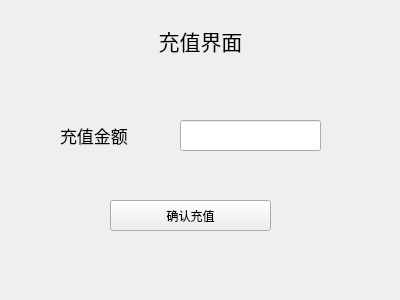
The window that VirtualStock_dir/chargepage.ui (Vks-Feng/Nullptr) describes before a commit, drawn with Qt 5.
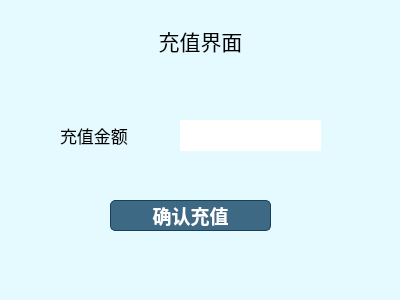
The same window after the commit.

What changed in the file:
```diff
--- a/VirtualStock_dir/chargepage.ui
+++ b/VirtualStock_dir/chargepage.ui
@@ -13,6 +13,9 @@
   <property name="windowTitle">
    <string>Form</string>
   </property>
+  <property name="styleSheet">
+   <string notr="true">background-color:rgb(229, 250, 255);</string>
+  </property>
   <widget class="QLabel" name="ChargeTitle">
    <property name="geometry">
     <rect>
@@ -47,13 +50,17 @@
      <height>31</height>
     </rect>
    </property>
+   <property name="styleSheet">
+    <string notr="true">background-color:white;
+border: 5px transparent;</string>
+   </property>
   </widget>
   <widget class="QLabel" name="label">
    <property name="geometry">
     <rect>
      <x>60</x>
      <y>120</y>
-     <width>71</width>
+     <width>81</width>
      <height>31</height>
     </rect>
    </property>
@@ -78,9 +85,19 @@
    </property>
    <property name="font">
     <font>
-     <family>Microsoft YaHei</family>
+     <family>微软雅黑</family>
+     <pointsize>14</pointsize>
+     <italic>false</italic>
+     <bold>true</bold>
     </font>
    </property>
+   <property name="styleSheet">
+    <string notr="true">background-color:rgb(62, 105, 133);
+border-radius: 5px;
+color:white;
+font: 700 14pt &quot;微软雅黑&quot;;
+border: 1px solid rgb(25, 64, 90);</string>
+   </property>
    <property name="text">
     <string>确认充值</string>
    </property>
```
